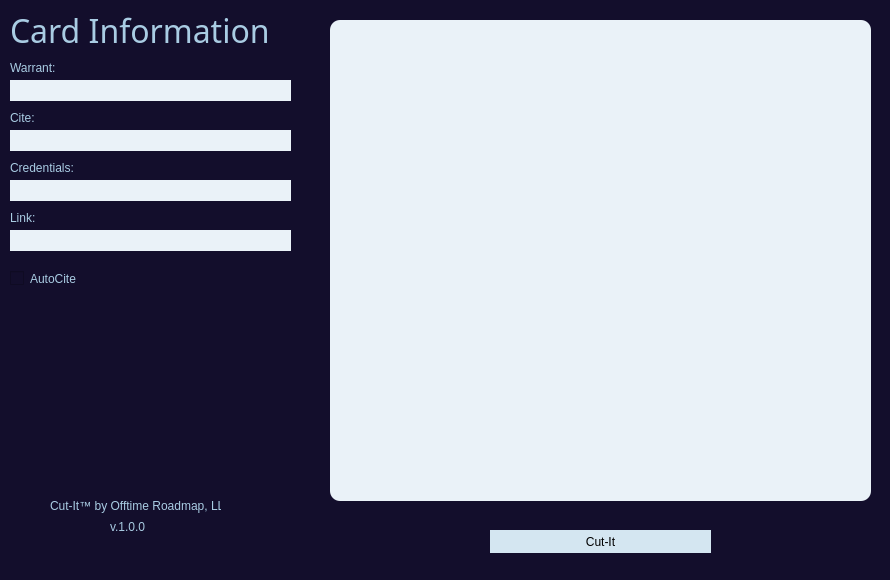
Old version of the form optional resources/cut-it.ui in the repository http-samc/cut-it.
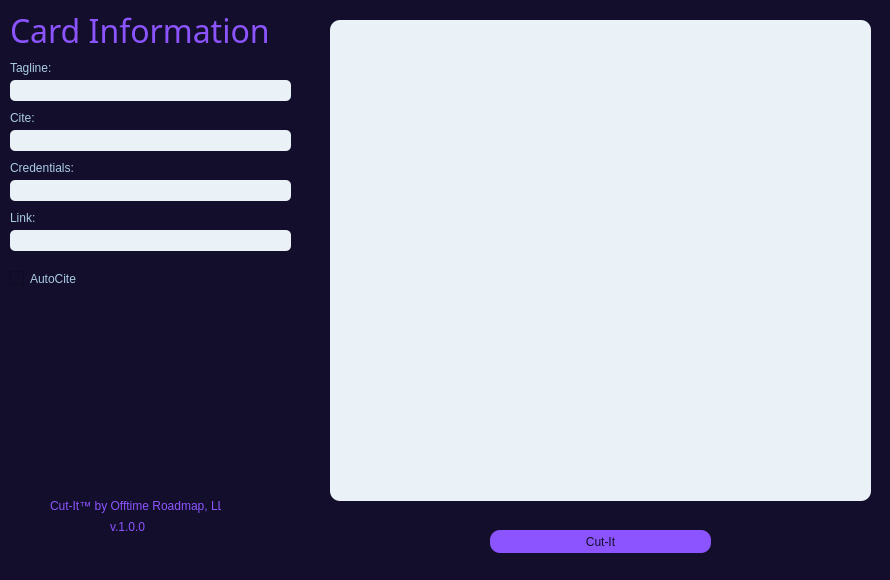
New version of the form. Icons and pictures are not drawn.

```diff
--- a/optional resources/cut-it.ui
+++ b/optional resources/cut-it.ui
@@ -34,8 +34,8 @@
     </property>
     <property name="styleSheet">
      <string notr="true">background-color: rgb(234, 242, 248);
-border-radius: 10px;
-color: rgb(26, 82, 118)
+color: rgb(26, 82, 118);
+border-radius:10px;
 </string>
     </property>
     <property name="html">
@@ -57,8 +57,8 @@
     </property>
     <property name="styleSheet">
      <string notr="true">background-color: rgb(234, 242, 248);
-border-radius: 15px;
-color: rgb(26, 82, 118)
+color: rgb(26, 82, 118);
+border-radius:5px;
 </string>
     </property>
    </widget>
@@ -73,7 +73,9 @@
     </property>
     <property name="styleSheet">
      <string notr="true">background-color: rgb(234, 242, 248);
-color: rgb(26, 82, 118)</string>
+color: rgb(26, 82, 118);
+border-radius:5px;
+</string>
     </property>
    </widget>
    <widget class="QLineEdit" name="creds_input">
@@ -87,7 +89,9 @@
     </property>
     <property name="styleSheet">
      <string notr="true">background-color: rgb(234, 242, 248);
-color: rgb(26, 82, 118)</string>
+color: rgb(26, 82, 118);
+border-radius:5px;
+</string>
     </property>
    </widget>
    <widget class="QLineEdit" name="link_input">
@@ -101,7 +105,8 @@
     </property>
     <property name="styleSheet">
      <string notr="true">background-color: rgb(234, 242, 248);
-color: rgb(26, 82, 118)</string>
+color: rgb(26, 82, 118);
+border-radius:5px;</string>
     </property>
     <property name="text">
      <string/>
@@ -120,7 +125,7 @@
      <string notr="true">color: rgb(169, 204, 227)</string>
     </property>
     <property name="text">
-     <string>Warrant:</string>
+     <string>Tagline:</string>
     </property>
    </widget>
    <widget class="QLabel" name="cite_label">
@@ -191,7 +196,7 @@
     </property>
     <property name="styleSheet">
      <string notr="true">font: 24pt &quot;Segoe UI Semilight&quot;;
-color: rgb(169, 204, 227)</string>
+color: rgb(140, 84, 255)</string>
     </property>
     <property name="text">
      <string>Card Information: </string>
@@ -207,8 +212,9 @@
      </rect>
     </property>
     <property name="styleSheet">
-     <string notr="true">border-radius: 15px;
-background-color: rgb(212, 230, 241);
+     <string notr="true">background-color: rgb(140, 84, 255);
+color: #130e2c;
+border-radius:10px;
 
 </string>
     </property>
@@ -235,18 +241,24 @@
    <widget class="QLabel" name="OTR_logo">
     <property name="geometry">
      <rect>
-      <x>40</x>
-      <y>320</y>
-      <width>201</width>
-      <height>141</height>
+      <x>-30</x>
+      <y>260</y>
+      <width>441</width>
+      <height>311</height>
      </rect>
     </property>
     <property name="styleSheet">
-     <string notr="true">background-image: url(:/x/OTR.png);</string>
+     <string notr="true"/>
     </property>
     <property name="text">
      <string/>
     </property>
+    <property name="pixmap">
+     <pixmap>resources/otr_logo.png</pixmap>
+    </property>
+    <property name="scaledContents">
+     <bool>true</bool>
+    </property>
    </widget>
    <widget class="QLabel" name="OTR_brand_label">
     <property name="geometry">
@@ -258,7 +270,8 @@
      </rect>
     </property>
     <property name="styleSheet">
-     <string notr="true">color: rgb(169, 204, 227)</string>
+     <string notr="true">color: rgb(140, 84, 255);
+</string>
     </property>
     <property name="text">
      <string>Cut-It™ by Offtime Roadmap, LLC</string>
@@ -274,12 +287,27 @@
      </rect>
     </property>
     <property name="styleSheet">
-     <string notr="true">color: rgb(169, 204, 227)</string>
+     <string notr="true">color: rgb(140, 84, 255)</string>
     </property>
     <property name="text">
      <string>v.1.0.0 </string>
     </property>
    </widget>
+   <zorder>OTR_logo</zorder>
+   <zorder>evidence_box</zorder>
+   <zorder>warrant_input</zorder>
+   <zorder>cite_input</zorder>
+   <zorder>creds_input</zorder>
+   <zorder>link_input</zorder>
+   <zorder>warrant_label</zorder>
+   <zorder>cite_label</zorder>
+   <zorder>creds_label</zorder>
+   <zorder>link_label</zorder>
+   <zorder>card_info_label</zorder>
+   <zorder>cutit_label</zorder>
+   <zorder>cite_box</zorder>
+   <zorder>OTR_brand_label</zorder>
+   <zorder>version</zorder>
   </widget>
   <widget class="QStatusBar" name="statusbar"/>
  </widget>
```
